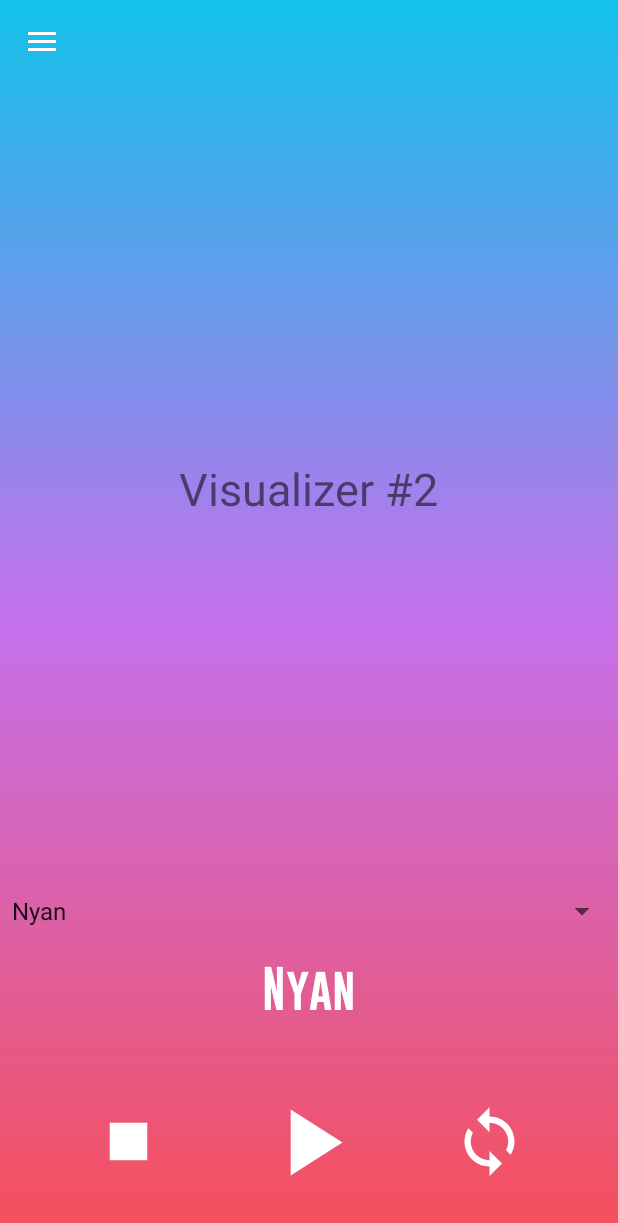
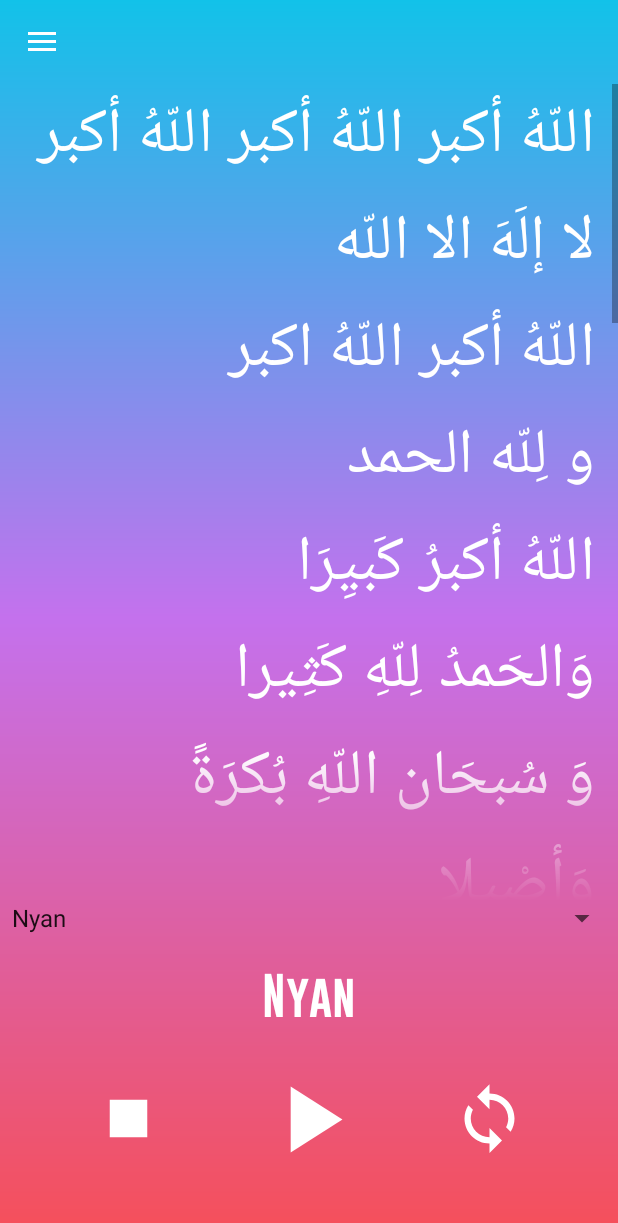
Before and after one commit to MBatroukh/POC-Android-App, an Android app: the screen it shows after launch (MainActivity), in the side drawer, after a tap on "Chat", on a phone screen of 412 x 824 dp. Shown: the top 1223 px of the screen. Run offline under Robolectric (Android 15) with nearby library versions, the phone set to English and light mode, and no system bars.

Commit message:
Added arabic takbeer and scrolling functionality

```diff
--- a/app/src/main/java/com/example/myfirstapp/MainActivity.java
+++ b/app/src/main/java/com/example/myfirstapp/MainActivity.java
@@ -41,23 +41,23 @@ public class MainActivity extends AppCompatActivity implements NavigationView.On
     MediaPlayer player;
     int audioFile;
     int pausePosition;
-    Random randomGenerator = new Random();
-    int identifier = randomGenerator.nextInt(6) + 1;
-    String bg = "gradient_" + identifier;
+    Random rand = new Random();
+    int identifier = rand.nextInt(6) + 1;
+    String drawableName = "gradient_" + identifier;
 
     @Override
     protected void onCreate(Bundle savedInstanceState) {
-        int themePath = getResources().getIdentifier(bg, "style", getPackageName());
+        int themePath = getResources().getIdentifier(drawableName, "style", getPackageName());
         setTheme(themePath);
-//        setTheme(R.style.gradient_4);
+
         super.onCreate(savedInstanceState);
         setContentView(R.layout.activity_main);
 
         // Select Random Gradient on Load
         LinearLayout landingPage = (LinearLayout) findViewById(R.id.landing_background);
 
-        int imagePath = getResources().getIdentifier(bg , "drawable", getPackageName());
-        landingPage.setBackgroundResource(imagePath);
+        int drawablePath = getResources().getIdentifier(drawableName , "drawable", getPackageName());
+        landingPage.setBackgroundResource(drawablePath);
 
         Toolbar toolbar = findViewById(R.id.toolbar);
         setSupportActionBar(toolbar);
--- a/app/src/main/res/drawable/clear_circle.xml
+++ /dev/null
@@ -1,11 +0,0 @@
-<?xml version="1.0" encoding="utf-8"?>
-<ripple xmlns:android="http://schemas.android.com/apk/res/android"
-    android:color="@color/ripple_material_dark">
-    <item>
-        <shape android:shape="oval">
-            <solid android:color="#10FFFFFF" />
-            <size android:width="50dp" android:height="50dp" />
-            <corners android:radius="25dp"/>
-        </shape>
-    </item>
-</ripple>
--- a/app/src/main/res/layout/activity_main.xml
+++ b/app/src/main/res/layout/activity_main.xml
@@ -24,35 +24,6 @@
             android:elevation="4dp"
             android:theme="@style/ThemeOverlay.AppCompat.Dark.ActionBar"
             app:popupTheme="@style/ThemeOverlay.AppCompat.Light" />
-<!--        <EditText-->
-<!--            android:id="@+id/editText"-->
-<!--            android:layout_width="wrap_content"-->
-<!--            android:layout_height="wrap_content"-->
-<!--            android:layout_marginStart="16dp"-->
-<!--            android:layout_marginLeft="16dp"-->
-<!--            android:layout_marginTop="16dp"-->
-<!--            android:ems="10"-->
-<!--            android:hint="@string/edit_message"-->
-<!--            android:inputType="textPersonName"-->
-<!--            app:layout_constraintEnd_toStartOf="@+id/button"-->
-<!--            app:layout_constraintHorizontal_bias="0.5"-->
-<!--            app:layout_constraintStart_toStartOf="parent"-->
-<!--            app:layout_constraintTop_toTopOf="parent" />-->
-
-<!--        <Button-->
-<!--            android:id="@+id/button"-->
-<!--            android:layout_width="wrap_content"-->
-<!--            android:layout_height="wrap_content"-->
-<!--            android:layout_marginStart="16dp"-->
-<!--            android:layout_marginLeft="16dp"-->
-<!--            android:layout_marginEnd="16dp"-->
-<!--            android:layout_marginRight="16dp"-->
-<!--            android:onClick="sendMessage"-->
-<!--            android:text="@string/button_send"-->
-<!--            app:layout_constraintBaseline_toBaselineOf="@+id/editText"-->
-<!--            app:layout_constraintEnd_toEndOf="parent"-->
-<!--            app:layout_constraintHorizontal_bias="0.5"-->
-<!--            app:layout_constraintStart_toEndOf="@+id/editText" />-->
 
         <FrameLayout
             android:id="@+id/fragment_container"
@@ -65,13 +36,6 @@
             android:layout_width="fill_parent"
             android:layout_height="wrap_content" />
 
-<!--        <Button-->
-<!--            android:id="@+id/gradient_switcher"-->
-<!--            android:layout_width="wrap_content"-->
-<!--            android:layout_height="wrap_content"-->
-<!--            android:layout_centerHorizontal="true"-->
-<!--            android:text="Randomize Gradient" />-->
-
         <TextView
             android:layout_width="match_parent"
             android:layout_height="wrap_content"
@@ -81,13 +45,13 @@
             android:textColor="@color/white"
             android:fontFamily="@font/gobold"
             android:textSize="30dp"
-            android:paddingTop="20dp"
-            android:paddingBottom="20dp"/>
+            android:paddingTop="20dp" />
 
         <LinearLayout
             android:layout_width="match_parent"
             android:layout_height="wrap_content"
-            android:gravity="center">
+            android:gravity="center"
+            android:paddingBottom="15dp">
 
             <ImageButton
                 android:id="@+id/stop_audio_button"
@@ -103,8 +67,7 @@
                 android:bottomRightRadius="50dp"
                 android:bottomLeftRadius="50dp"
                 android:topLeftRadius="50dp"
-                android:topRightRadius="50dp"
-                />
+                android:topRightRadius="50dp" />
 
             <ImageButton
                 android:id="@+id/play_audio_button"
--- a/app/src/main/res/layout/fragment_chat.xml
+++ b/app/src/main/res/layout/fragment_chat.xml
@@ -4,13 +4,22 @@
     android:layout_height="match_parent"
     android:background="@android:color/transparent">
 
-    <TextView
-        android:layout_width="wrap_content"
+    <ScrollView
+        android:id="@+id/text_wrap"
+        android:layout_width="match_parent"
         android:layout_height="wrap_content"
-        android:text="Visualizer #2"
-        android:textSize="30sp"
-        android:layout_centerInParent="true"
-        android:id="@+id/play_nyancat_text"
-        />
+        android:requiresFadingEdge="vertical"
+        android:fadingEdgeLength="100dp">
+        <TextView
+            android:layout_width="match_parent"
+            android:layout_height="wrap_content"
+            android:text="@string/takbeer_arabic"
+            android:textSize="42dp"
+            android:layout_centerInParent="true"
+            android:id="@+id/arabic_takbeer"
+            android:textColor="@color/white"
+            android:paddingRight="15dp"
+            android:paddingLeft="15dp"/>
+    </ScrollView>
 
 </RelativeLayout>
--- a/app/src/main/res/menu/drawer_menu.xml
+++ b/app/src/main/res/menu/drawer_menu.xml
@@ -16,6 +16,10 @@
             android:id="@+id/nav_profile"
             android:icon="@drawable/ic_profile"
             android:title="Profile" />
+
+        <item
+            android:id="@+id/text_version"
+            android:title="Read the Takbeer" />
     </group>
 
     <item android:title="Communicate">
--- a/app/src/main/res/values/strings.xml
+++ b/app/src/main/res/values/strings.xml
@@ -13,4 +13,5 @@
     <string name="play_audio">Start audio playback</string>
     <string name="pause_audio">Pause audio playback</string>
     <string name="loop_audio">Loop audio track</string>
+    <string name="takbeer_arabic">اللّهُ أكبر اللّهُ أكبر اللّهُ أكبر\nلا إلَهَ الا اللّه\nاللّهُ أكبر اللّهُ اكبر\nو لِلّه الحمد\nاللّهُ أكبرُ كَبيِرَا\nوَالحَمدُ لِلّهِ كَثِيرا\nوَ سُبحَان اللّهِ بُكرَةً وَأصْيِلا\nلا إلَهَ الا اللّه\nصَدَقَ وَعدَه\nوَنَصَرَ عبده\nوأعزَ جُنَده\nوَهزم الأحْزَابَ وحْدَه\nلا إلَهَ الا اللّه\nوَلا نَعبُد الا أياه\nمُخلِصِّينَ لَهُ الدّيِنَ\nوَلوْ كَرِهَ الكَافِروُن\nاللّهمَ صَلِّ على سيْدنَا مُحَمد\nوَعَلى آلِ سيْدنَا مُحَمد\nوَعَلى اصْحَابِ سيْدنَا مُحَمد\nوَعَلى أنصَارِ سيْدنَا مُحَمد\nوَعَلى أزوَاجِ سيْدنَا مُحَمد\nوَعَلى ذُرِّيَةِ سيْدنَا مُحَمد\nوَ سَلّم تَسْلِيماَ كَثّيرا</string>
 </resources>
```
